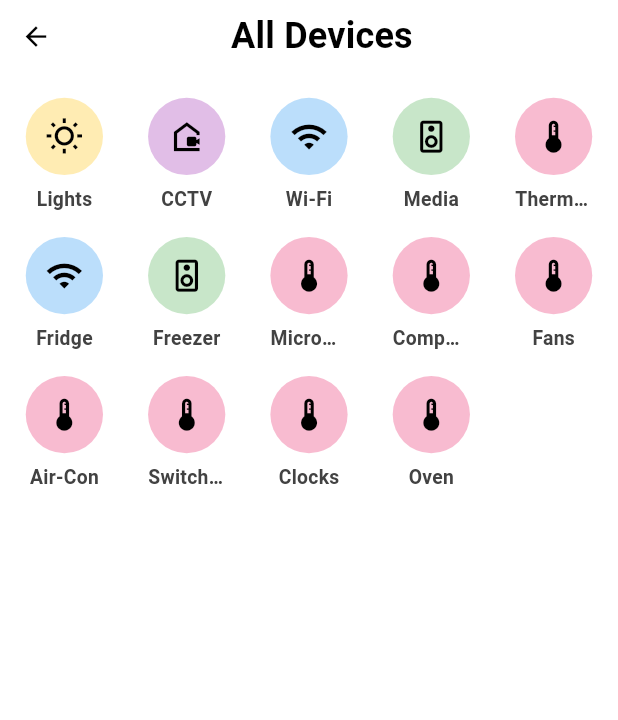
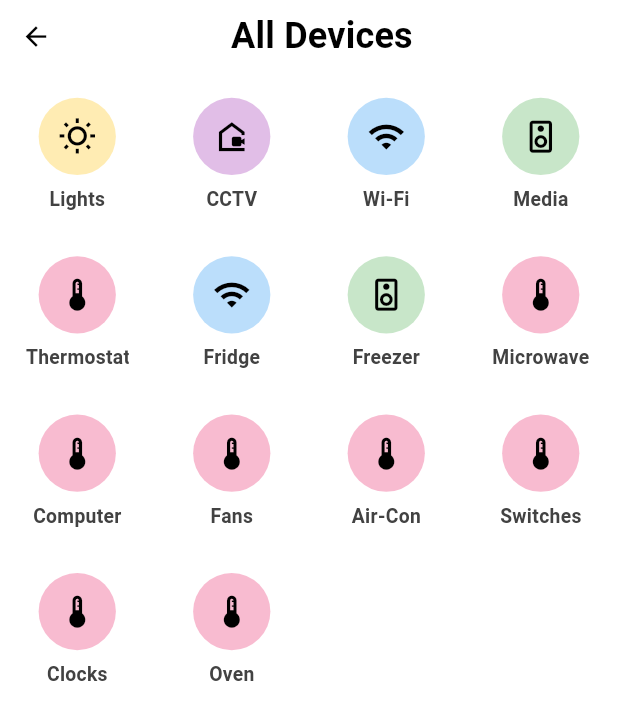
Before and after one commit to MAYasin/sync_home, a Flutter app: the screen it shows after launch, after a tap on "See All", on a phone screen of 412 x 824 dp. Shown: the top 720 px of the screen. Run offline on Flutter 3.47's test engine with Material 2 defaults, Android fonts, the phone set to English and light mode, and no system bars; our stand-ins replace geolocator, get, google_fonts, responsive_framework, shimmer, syncfusion_flutter_charts and 1 more.

Commit message:
devices page organized

```diff
--- a/lib/ui/components/button/buttons.dart
+++ b/lib/ui/components/button/buttons.dart
@@ -16,7 +16,7 @@ class CircularDeviceButton extends StatelessWidget {
   @override
   Widget build(BuildContext context) {
     return SizedBox(
-      width: 60,
+      width: 80,
       child: Column(
         children: [
           CircleAvatar(
@@ -37,7 +37,6 @@ class CircularDeviceButton extends StatelessWidget {
           Text(
             title,
             softWrap: false,
-            overflow: TextOverflow.ellipsis,
             style: TextStyle(
               color: Colors.grey[800],
               fontSize: 15,
--- a/lib/ui/shared/all_device_view/all_device_view.dart
+++ b/lib/ui/shared/all_device_view/all_device_view.dart
@@ -18,8 +18,8 @@ class AllDeviceView extends StatelessWidget {
         ),
       ),
       child: Wrap(
-        spacing: 35,
-        runSpacing: 20,
+        spacing: 40,
+        runSpacing: 35,
         children: const [
           CircularDeviceButton(
             title: 'Lights',
--- a/lib/ui/views/home_view/home_view.dart
+++ b/lib/ui/views/home_view/home_view.dart
@@ -73,59 +73,56 @@ class HomeView extends StatelessWidget {
         SingleChildScrollView(
           scrollDirection: Axis.horizontal,
           child: Row(
+            children: [
+              Wrap(
+                spacing: 10,
                 children: const [
                   CircularDeviceButton(
                     title: 'Lights',
                     icon: Icons.wb_sunny_outlined,
                     color: Colors.amber,
                   ),
-              SizedBox(width: 20),
                   CircularDeviceButton(
                     title: 'CCTV',
                     icon: Icons.camera_outdoor_outlined,
                     color: Colors.purple,
                   ),
-              SizedBox(width: 20),
                   CircularDeviceButton(
                     title: 'Wi-Fi',
                     icon: Icons.wifi_outlined,
                     color: Colors.blue,
                   ),
-              SizedBox(width: 20),
                   CircularDeviceButton(
                     title: 'Media',
                     icon: Icons.speaker_outlined,
                     color: Colors.green,
                   ),
-              SizedBox(width: 20),
                   CircularDeviceButton(
                     title: 'Thermostat',
                     icon: Icons.thermostat_outlined,
                     color: Colors.pink,
                   ),
-              SizedBox(width: 20),
                   CircularDeviceButton(
                     title: 'CCTV',
                     icon: Icons.camera_outdoor_outlined,
                     color: Colors.purple,
                   ),
-              SizedBox(width: 20),
                   CircularDeviceButton(
                     title: 'Wi-Fi',
                     icon: Icons.wifi_outlined,
                     color: Colors.blue,
                   ),
-              SizedBox(width: 20),
                   CircularDeviceButton(
                     title: 'Media',
                     icon: Icons.speaker_outlined,
                     color: Colors.green,
                   ),
-              SizedBox(width: 20),
                   CircularDeviceButton(
                     title: 'Thermostat',
                     icon: Icons.thermostat_outlined,
                     color: Colors.pink,
+                  ),
+                ],
               ),
             ],
           ),
```
Lines whose indentation alone changed are shown as unchanged.
